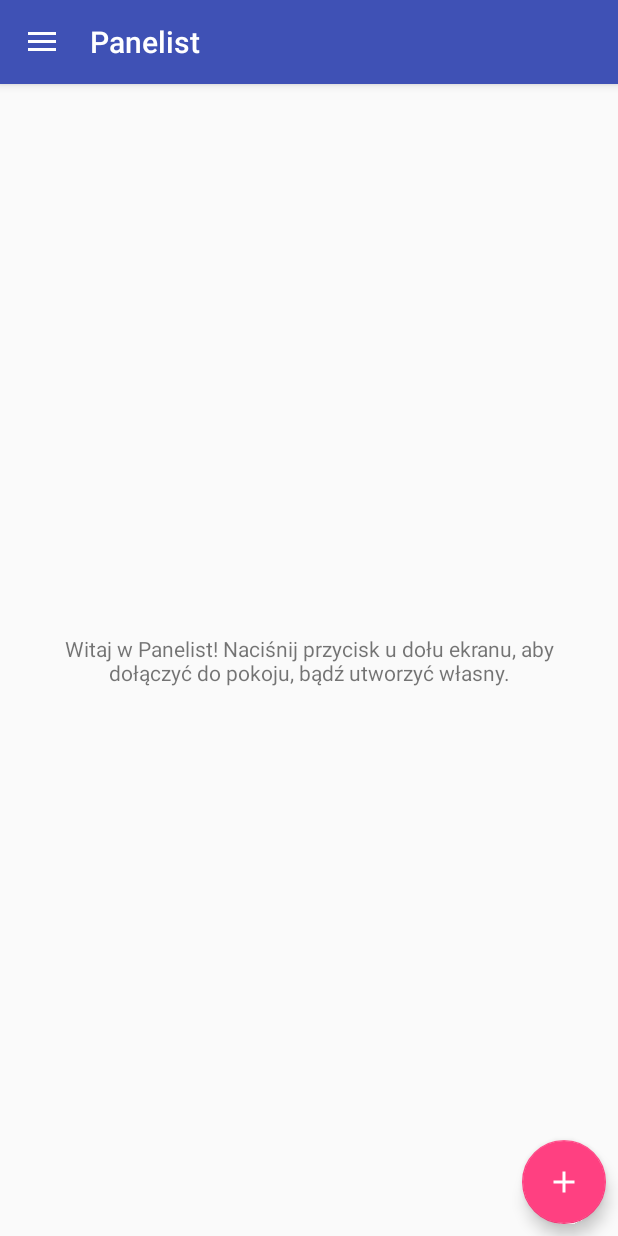
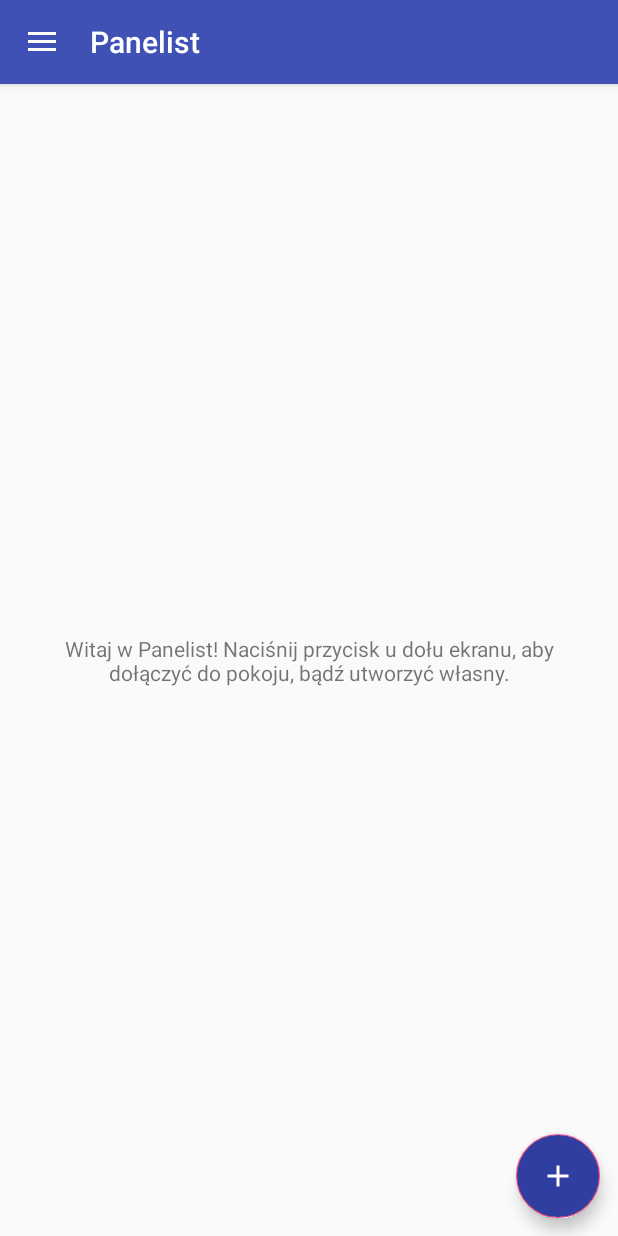
Before and after one commit to PanelistTeam/panelist-pancake, an Android app: the WelcomeFragment screen opened directly, with no data from a screen before it, on a phone screen of 412 x 824 dp. Run offline under Robolectric (Android 15) with nearby library versions, the phone set to English and light mode, and no system bars.

```diff
--- a/app/src/main/res/layout/fragment_welcome.xml
+++ b/app/src/main/res/layout/fragment_welcome.xml
@@ -27,10 +27,12 @@
 			android:layout_width="wrap_content"
 			android:layout_height="wrap_content"
 			android:src="@drawable/ic_join_room_24dp"
-			android:layout_marginBottom="8dp"
-			android:layout_marginEnd="8dp"
+			android:layout_marginBottom="12dp"
+			android:layout_marginEnd="12dp"
+			android:backgroundTint="@color/colorPrimaryDark"
 			app:layout_constraintBottom_toBottomOf="parent"
-			app:layout_constraintEnd_toEndOf="parent" />
+			app:layout_constraintEnd_toEndOf="parent"
+			tools:targetApi="lollipop" />
 
 	</android.support.constraint.ConstraintLayout>
 
```
Also changed, not shown: app/src/main/java/app/panelist/pancake/JoinRoomDialogFragment.java (+55 -2 lines), app/src/main/res/layout/activity_create_askroom.xml (+21 -3 lines).
